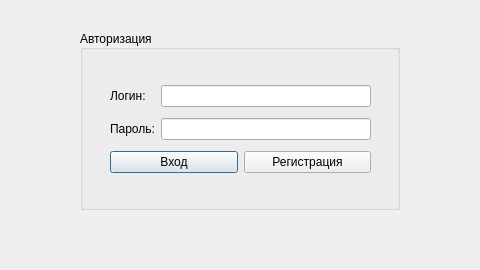
Above: loginwindow.ui from MukizuL/Retail-Sale-App before the change. Below: the same form after it.
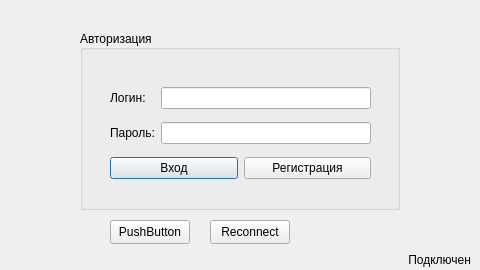
That is the form after the change.

What changed in the file:
```diff
--- a/loginwindow.ui
+++ b/loginwindow.ui
@@ -58,13 +58,13 @@
    <property name="checkable">
     <bool>false</bool>
    </property>
-   <widget class="QWidget" name="">
+   <widget class="QWidget" name="layoutWidget">
     <property name="geometry">
      <rect>
       <x>30</x>
       <y>50</y>
       <width>261</width>
-      <height>101</height>
+      <height>108</height>
      </rect>
     </property>
     <layout class="QVBoxLayout" name="verticalLayout">
@@ -123,6 +123,51 @@
     </layout>
    </widget>
   </widget>
+  <widget class="QPushButton" name="invokesql">
+   <property name="geometry">
+    <rect>
+     <x>110</x>
+     <y>220</y>
+     <width>80</width>
+     <height>24</height>
+    </rect>
+   </property>
+   <property name="text">
+    <string>PushButton</string>
+   </property>
+  </widget>
+  <widget class="QLabel" name="db_status">
+   <property name="geometry">
+    <rect>
+     <x>390</x>
+     <y>250</y>
+     <width>81</width>
+     <height>20</height>
+    </rect>
+   </property>
+   <property name="layoutDirection">
+    <enum>Qt::LeftToRight</enum>
+   </property>
+   <property name="text">
+    <string>Подключен</string>
+   </property>
+   <property name="alignment">
+    <set>Qt::AlignRight|Qt::AlignTrailing|Qt::AlignVCenter</set>
+   </property>
+  </widget>
+  <widget class="QPushButton" name="db_reconnect">
+   <property name="geometry">
+    <rect>
+     <x>210</x>
+     <y>220</y>
+     <width>80</width>
+     <height>24</height>
+    </rect>
+   </property>
+   <property name="text">
+    <string>Reconnect</string>
+   </property>
+  </widget>
  </widget>
  <resources/>
  <connections/>
```
Left out of the diff: 8 changed lines with no effect on the pictures.
